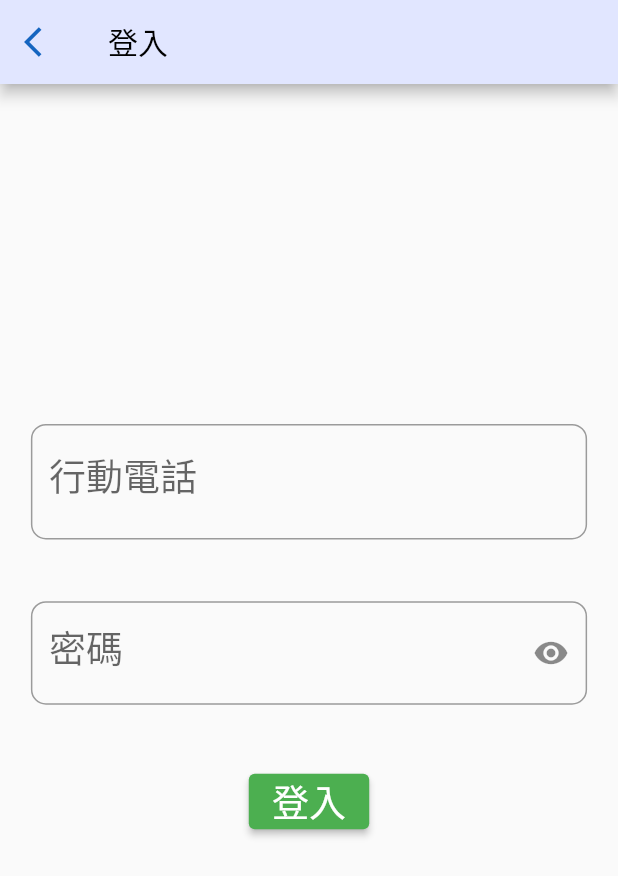
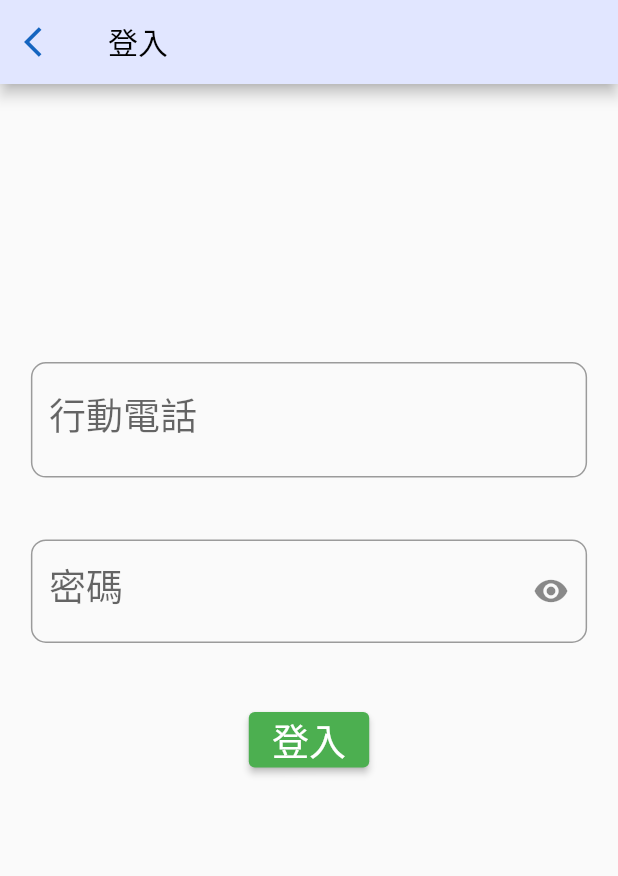
Before and after one commit to JamesLiu26/risk, a Flutter app: the screen it shows after launch, after a tap on "登入", on a phone screen of 412 x 824 dp. Shown: the top 876 px of the screen. Run offline on Flutter 3.47's test engine with Material 2 defaults, Android fonts, the phone set to English and light mode, and no system bars; our stand-ins replace charts_flutter; missing offline and left inert: tflite_flutter.

Commit message:
20210918 login screen responsive

```diff
--- a/lib/login.dart
+++ b/lib/login.dart
@@ -114,7 +114,7 @@ class _LoginState extends State<Login> {
               child: Column(children: [
         Column(
           children: [
-            SizedBox(height: MediaQuery.of(context).size.height * 0.25),
+            SizedBox(height: MediaQuery.of(context).size.height * 0.2),
             loginPhone(phone, "行動電話", "例：0912345678", errorPhone),
             loginPassword(
               password,
```
